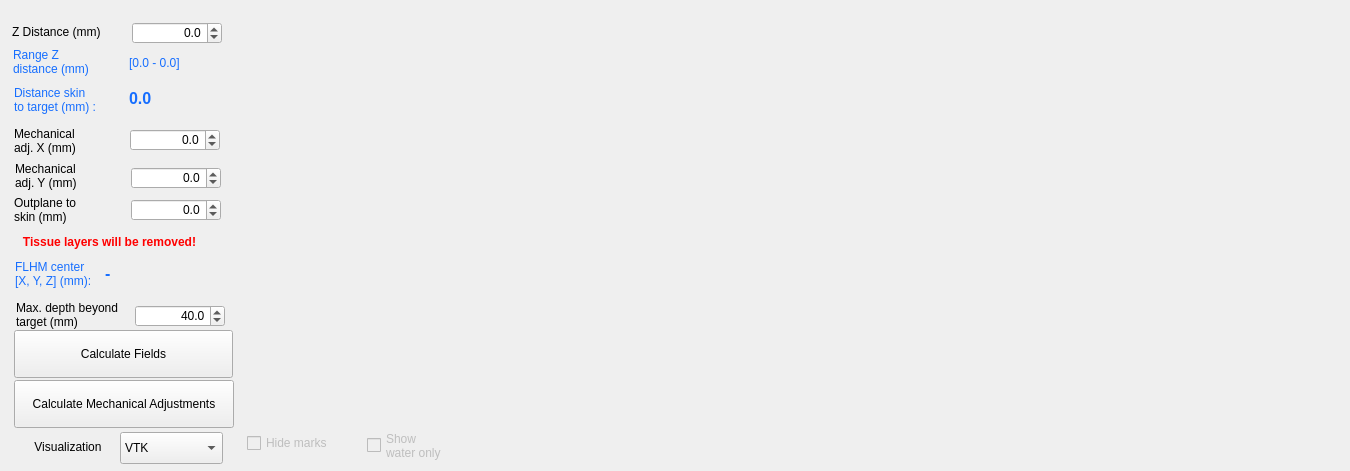
Qt form BabelBrain/_Babel_RingTx/form.ui (acoreas/BabelBrain) before a commit.
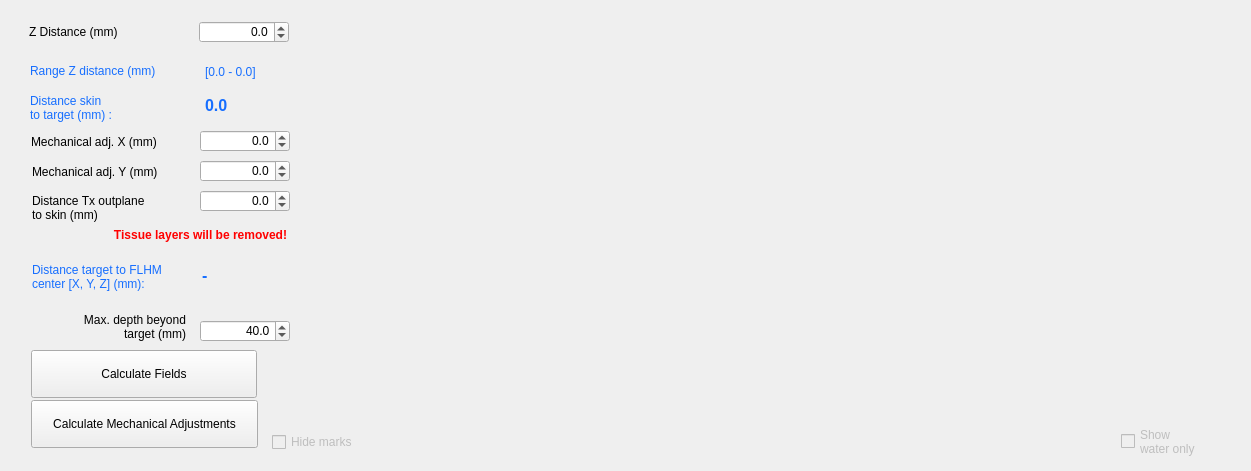
The same form after that commit.

Commit message: back to old UI arrangements

Diff of the .ui file:
```diff
--- a/BabelBrain/_Babel_RingTx/form.ui
+++ b/BabelBrain/_Babel_RingTx/form.ui
@@ -6,7 +6,7 @@
    <rect>
     <x>0</x>
     <y>0</y>
-    <width>1350</width>
+    <width>1251</width>
     <height>471</height>
    </rect>
   </property>
@@ -19,10 +19,10 @@
   <widget class="QWidget" name="AcField_plot1" native="true">
    <property name="geometry">
     <rect>
-     <x>239</x>
-     <y>5</y>
-     <width>1103</width>
-     <height>411</height>
+     <x>343</x>
+     <y>30</y>
+     <width>868</width>
+     <height>381</height>
     </rect>
    </property>
   </widget>
@@ -32,8 +32,8 @@
    </property>
    <property name="geometry">
     <rect>
-     <x>367</x>
-     <y>420</y>
+     <x>1121</x>
+     <y>416</y>
      <width>91</width>
      <height>51</height>
     </rect>
@@ -46,18 +46,18 @@
   <widget class="QWidget" name="IsppaScrollBars" native="true">
    <property name="geometry">
     <rect>
-     <x>483</x>
-     <y>419</y>
-     <width>848</width>
-     <height>52</height>
+     <x>405</x>
+     <y>410</y>
+     <width>714</width>
+     <height>61</height>
     </rect>
    </property>
   </widget>
   <widget class="QDoubleSpinBox" name="YMechanicSpinBox">
    <property name="geometry">
     <rect>
-     <x>131</x>
-     <y>167</y>
+     <x>200</x>
+     <y>160</y>
      <width>90</width>
      <height>22</height>
     </rect>
@@ -84,22 +84,22 @@
   <widget class="QLabel" name="label_24">
    <property name="geometry">
     <rect>
-     <x>14</x>
-     <y>190</y>
-     <width>78</width>
-     <height>39</height>
+     <x>32</x>
+     <y>192</y>
+     <width>143</width>
+     <height>31</height>
     </rect>
    </property>
    <property name="text">
-    <string>Outplane to
-skin (mm)</string>
+    <string>Distance Tx outplane
+to skin (mm)</string>
    </property>
   </widget>
   <widget class="QDoubleSpinBox" name="MaxDepthSpinBox">
    <property name="geometry">
     <rect>
-     <x>135</x>
-     <y>305</y>
+     <x>200</x>
+     <y>320</y>
      <width>90</width>
      <height>22</height>
     </rect>
@@ -126,8 +126,8 @@
   <widget class="QLabel" name="TPORangeLabel">
    <property name="geometry">
     <rect>
-     <x>129</x>
-     <y>51</y>
+     <x>205</x>
+     <y>60</y>
      <width>88</width>
      <height>23</height>
     </rect>
@@ -139,11 +139,27 @@
     <string>[0.0 - 0.0]</string>
    </property>
   </widget>
+  <widget class="QCheckBox" name="HideMarkscheckBox">
+   <property name="enabled">
+    <bool>false</bool>
+   </property>
+   <property name="geometry">
+    <rect>
+     <x>272</x>
+     <y>428</y>
+     <width>93</width>
+     <height>28</height>
+    </rect>
+   </property>
+   <property name="text">
+    <string>Hide marks</string>
+   </property>
+  </widget>
   <widget class="QLabel" name="LabelTissueRemoved">
    <property name="geometry">
     <rect>
-     <x>8</x>
-     <y>227</y>
+     <x>99</x>
+     <y>220</y>
      <width>203</width>
      <height>30</height>
     </rect>
@@ -166,9 +182,9 @@
   <widget class="QLabel" name="label_25">
    <property name="geometry">
     <rect>
-     <x>16</x>
-     <y>300</y>
-     <width>118</width>
+     <x>33</x>
+     <y>312</y>
+     <width>153</width>
      <height>30</height>
     </rect>
    </property>
@@ -177,15 +193,15 @@
 target (mm)</string>
    </property>
    <property name="alignment">
-    <set>Qt::AlignmentFlag::AlignLeading|Qt::AlignmentFlag::AlignLeft|Qt::AlignmentFlag::AlignVCenter</set>
+    <set>Qt::AlignmentFlag::AlignRight|Qt::AlignmentFlag::AlignTrailing|Qt::AlignmentFlag::AlignVCenter</set>
    </property>
   </widget>
   <widget class="QLabel" name="label_21">
    <property name="geometry">
     <rect>
-     <x>14</x>
-     <y>84</y>
-     <width>99</width>
+     <x>30</x>
+     <y>92</y>
+     <width>150</width>
      <height>31</height>
     </rect>
    </property>
@@ -203,9 +219,9 @@
   <widget class="QLabel" name="label_27">
    <property name="geometry">
     <rect>
-     <x>15</x>
-     <y>250</y>
-     <width>94</width>
+     <x>32</x>
+     <y>253</y>
+     <width>164</width>
      <height>47</height>
     </rect>
    </property>
@@ -213,8 +229,8 @@
     <string notr="true">color:rgb(22, 110, 255)</string>
    </property>
    <property name="text">
-    <string>FLHM center
-[X, Y, Z] (mm):</string>
+    <string>Distance target to FLHM
+center [X, Y, Z] (mm):</string>
    </property>
    <property name="indent">
     <number>0</number>
@@ -223,7 +239,7 @@
   <widget class="QLabel" name="labelTPODistance">
    <property name="geometry">
     <rect>
-     <x>12</x>
+     <x>29</x>
      <y>22</y>
      <width>143</width>
      <height>20</height>
@@ -236,23 +252,22 @@
   <widget class="QLabel" name="label_20">
    <property name="geometry">
     <rect>
-     <x>14</x>
-     <y>127</y>
-     <width>78</width>
-     <height>28</height>
+     <x>31</x>
+     <y>132</y>
+     <width>143</width>
+     <height>20</height>
     </rect>
    </property>
    <property name="text">
-    <string>Mechanical
-adj. X (mm)</string>
+    <string>Mechanical adj. X (mm)</string>
    </property>
   </widget>
   <widget class="QLabel" name="DistanceSkinLabel">
    <property name="geometry">
     <rect>
-     <x>129</x>
-     <y>83</y>
-     <width>72</width>
+     <x>205</x>
+     <y>90</y>
+     <width>76</width>
      <height>31</height>
     </rect>
    </property>
@@ -275,8 +290,8 @@
   <widget class="QDoubleSpinBox" name="XMechanicSpinBox">
    <property name="geometry">
     <rect>
-     <x>130</x>
-     <y>129</y>
+     <x>200</x>
+     <y>130</y>
      <width>90</width>
      <height>22</height>
     </rect>
@@ -303,8 +318,8 @@
   <widget class="QLabel" name="labelTPORange">
    <property name="geometry">
     <rect>
-     <x>13</x>
-     <y>46</y>
+     <x>30</x>
+     <y>55</y>
      <width>159</width>
      <height>31</height>
     </rect>
@@ -313,8 +328,7 @@
     <string notr="true">color:rgb(22, 110, 255)</string>
    </property>
    <property name="text">
-    <string>Range Z
-distance (mm)</string>
+    <string>Range Z distance (mm)</string>
    </property>
    <property name="indent">
     <number>0</number>
@@ -323,8 +337,8 @@
   <widget class="QDoubleSpinBox" name="TPODistanceSpinBox">
    <property name="geometry">
     <rect>
-     <x>132</x>
-     <y>22</y>
+     <x>199</x>
+     <y>21</y>
      <width>90</width>
      <height>22</height>
     </rect>
@@ -351,23 +365,22 @@
   <widget class="QLabel" name="label_23">
    <property name="geometry">
     <rect>
-     <x>15</x>
+     <x>32</x>
      <y>162</y>
-     <width>76</width>
-     <height>28</height>
+     <width>143</width>
+     <height>20</height>
     </rect>
    </property>
    <property name="text">
-    <string>Mechanical
-adj. Y (mm)</string>
+    <string>Mechanical adj. Y (mm)</string>
    </property>
   </widget>
   <widget class="QPushButton" name="CalculateAcField">
    <property name="geometry">
     <rect>
-     <x>14</x>
-     <y>330</y>
-     <width>219</width>
+     <x>31</x>
+     <y>350</y>
+     <width>226</width>
      <height>48</height>
     </rect>
    </property>
@@ -384,9 +397,9 @@
   <widget class="QPushButton" name="CalculateMechAdj">
    <property name="geometry">
     <rect>
-     <x>14</x>
-     <y>380</y>
-     <width>220</width>
+     <x>31</x>
+     <y>400</y>
+     <width>227</width>
      <height>48</height>
     </rect>
    </property>
@@ -403,8 +416,8 @@
   <widget class="QDoubleSpinBox" name="SkinDistanceSpinBox">
    <property name="geometry">
     <rect>
-     <x>131</x>
-     <y>199</y>
+     <x>200</x>
+     <y>190</y>
      <width>90</width>
      <height>22</height>
     </rect>
@@ -431,9 +444,9 @@
   <widget class="QLabel" name="DistanceTargetLabel">
    <property name="geometry">
     <rect>
-     <x>105</x>
-     <y>258</y>
-     <width>131</width>
+     <x>202</x>
+     <y>260</y>
+     <width>135</width>
      <height>31</height>
     </rect>
    </property>
@@ -453,58 +466,6 @@
     <set>Qt::TextInteractionFlag::LinksAccessibleByMouse|Qt::TextInteractionFlag::TextSelectableByMouse</set>
    </property>
   </widget>
-  <widget class="QLabel" name="HULabel_2">
-   <property name="geometry">
-    <rect>
-     <x>22</x>
-     <y>437</y>
-     <width>92</width>
-     <height>20</height>
-    </rect>
-   </property>
-   <property name="text">
-    <string>Visualization</string>
-   </property>
-   <property name="alignment">
-    <set>Qt::AlignmentFlag::AlignCenter</set>
-   </property>
-  </widget>
-  <widget class="QComboBox" name="VisualizationcomboBox">
-   <property name="geometry">
-    <rect>
-     <x>120</x>
-     <y>432</y>
-     <width>103</width>
-     <height>32</height>
-    </rect>
-   </property>
-   <item>
-    <property name="text">
-     <string>VTK</string>
-    </property>
-   </item>
-   <item>
-    <property name="text">
-     <string>Matplotlib</string>
-    </property>
-   </item>
-  </widget>
-  <widget class="QCheckBox" name="HideMarkscheckBox">
-   <property name="enabled">
-    <bool>false</bool>
-   </property>
-   <property name="geometry">
-    <rect>
-     <x>247</x>
-     <y>429</y>
-     <width>93</width>
-     <height>28</height>
-    </rect>
-   </property>
-   <property name="text">
-    <string>Hide marks</string>
-   </property>
-  </widget>
  </widget>
  <tabstops>
   <tabstop>ShowWaterResultscheckBox</tabstop>
```
The commit also changes 5 other files.
